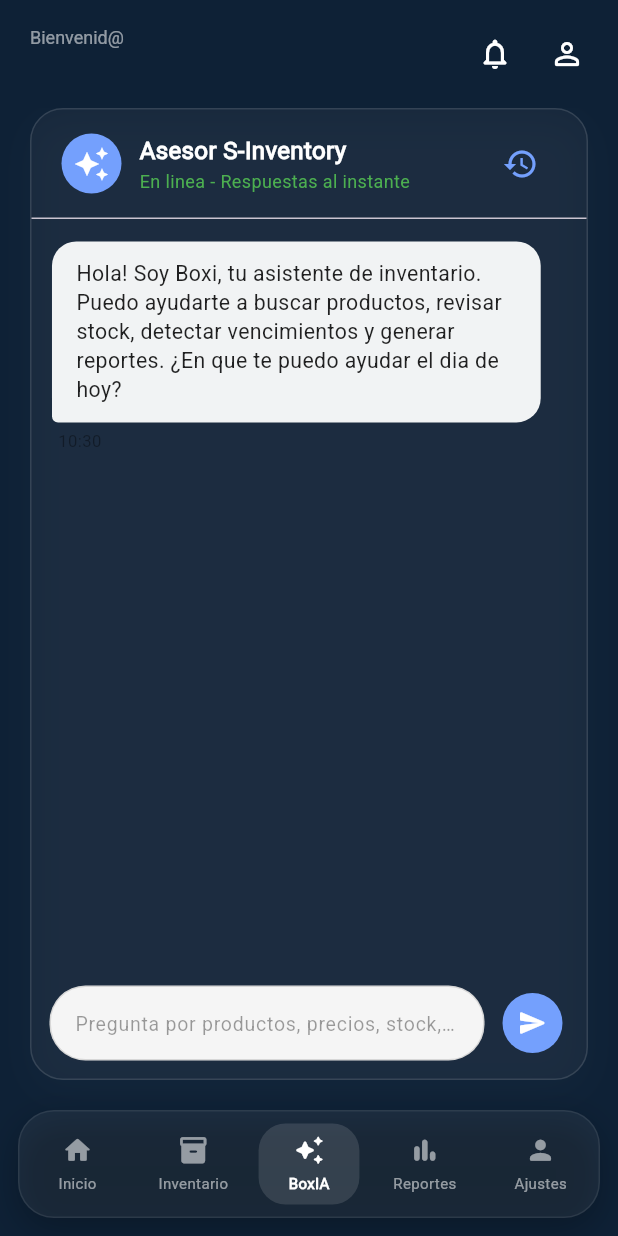
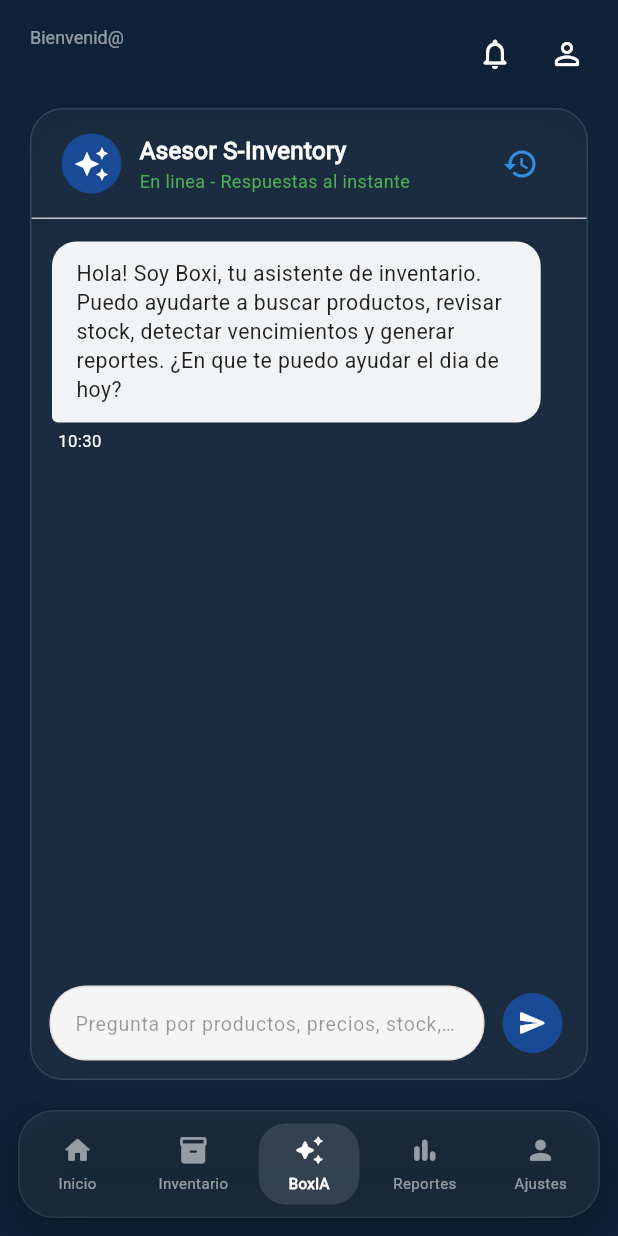
Before and after one commit to andreslandines/S-Inventory, a Flutter app: the HomeScreen screen opened directly, item 3 of the bottom bar chosen, on a phone screen of 412 x 824 dp. Run offline on Flutter 3.47's test engine with Material 3 defaults, Android fonts, the phone set to English and light mode, and no system bars; our stand-ins replace image_picker, shared_preferences; accounts and stored records are empty; network calls fail.

Commit message:
Cambios en el chat de IA

```diff
--- a/frontend/s_inventory/lib/components/ChatModal.dart
+++ b/frontend/s_inventory/lib/components/ChatModal.dart
@@ -258,13 +258,12 @@ class _ChatBoxiaModalState extends State<ChatBoxiaModal> {
                     height: 14,
                     child: CircularProgressIndicator(
                       strokeWidth: 2,
-                      color: Color.fromARGB(255, 21, 78, 202),
+                      color: Color.fromARGB(255, 58, 137, 255)),
                     ),
-                  ),
                   SizedBox(width: 8),
                   Text(
                     'El asesor esta respondiendo...',
-                    style: TextStyle(color: Colors.black45, fontSize: 12),
+                    style: TextStyle(color: Colors.grey, fontSize: 12),
                   ),
                 ],
               ),
--- a/frontend/s_inventory/lib/components/chat/ChatBoxIABurbuja.dart
+++ b/frontend/s_inventory/lib/components/chat/ChatBoxIABurbuja.dart
@@ -29,7 +29,7 @@ class ChatBurbuja extends StatelessWidget {
             Container(
               padding: const EdgeInsets.symmetric(horizontal: 16, vertical: 12),
               decoration: BoxDecoration(
-                color: esUsuario ? Color.fromARGB(255, 116, 160, 253) : const Color(0xFFF1F3F4),
+                color: esUsuario ? Color.fromARGB(255, 24, 74, 150) : const Color(0xFFF1F3F4),
                 borderRadius: BorderRadius.only(
                   topLeft: const Radius.circular(16),
                   topRight: const Radius.circular(16),
@@ -52,7 +52,7 @@ class ChatBurbuja extends StatelessWidget {
               child: Text(
                 horaMostrar,
                 style: TextStyle(
-                  color: Colors.black38,
+                  color: const Color.fromARGB(255, 255, 254, 254),
                   fontSize: 11,
                 ),
               ),
--- a/frontend/s_inventory/lib/components/chat/ChatHeader.dart
+++ b/frontend/s_inventory/lib/components/chat/ChatHeader.dart
@@ -17,7 +17,7 @@ class ChatHeader extends StatelessWidget {
           child: Row(
             children: [
               const CircleAvatar(
-                backgroundColor: Color.fromARGB(255, 116, 160, 253),
+                backgroundColor: Color.fromARGB(255, 24, 74, 150),
                 child: Icon(Icons.auto_awesome, color: Colors.white),
               ),
               const SizedBox(width: 12),
@@ -35,7 +35,7 @@ class ChatHeader extends StatelessWidget {
                 ],
               ),
               Spacer(),
-              IconButton( tooltip: 'Historial',icon: const Icon( Icons.history, color: Color.fromARGB(255, 116, 160, 253),),
+              IconButton( tooltip: 'Historial',icon: const Icon( Icons.history, color: Color.fromARGB(255, 49, 141, 228),),
                 onPressed: () => showModalBottomSheet(context: context,
                   backgroundColor: Colors.white,
                   shape: const RoundedRectangleBorder(
--- a/frontend/s_inventory/lib/components/chat/ChatInputField.dart
+++ b/frontend/s_inventory/lib/components/chat/ChatInputField.dart
@@ -23,7 +23,7 @@ class ChatInputField extends StatelessWidget {
               decoration: BoxDecoration(
                 color: const Color(0xFFF5F5F5),
                 borderRadius: BorderRadius.circular(24),
-                border: Border.all(color: Colors.black12),
+                border: Border.all(color: const Color.fromARGB(31, 112, 26, 26)),
               ),
               child: TextField(
                 controller: controller,
@@ -42,7 +42,7 @@ class ChatInputField extends StatelessWidget {
           IconButton(
             onPressed: cargando ? null : onEnviar,
             style: IconButton.styleFrom(
-              backgroundColor: Color.fromARGB(255, 116, 160, 253),
+              backgroundColor: Color.fromARGB(255, 24, 74, 150),
               foregroundColor: Colors.white,
               shape: const CircleBorder(),
             ),
--- a/frontend/s_inventory/lib/main.dart
+++ b/frontend/s_inventory/lib/main.dart
@@ -1,5 +1,6 @@
 import 'package:flutter/material.dart';
 import 'package:s_inventory/pages/home.dart';
+import 'package:s_inventory/pages/splashcreen.dart';
 
 void main() {
   runApp(const MainApp());
@@ -12,7 +13,7 @@ class MainApp extends StatelessWidget {
   Widget build(BuildContext context) {
     return const MaterialApp(
       debugShowCheckedModeBanner: false,
-      home: HomeScreen(),
+      home: Splashscreen(),
     );
   }
 }
```
Also changed, not shown: frontend/s_inventory/pubspec.lock.
